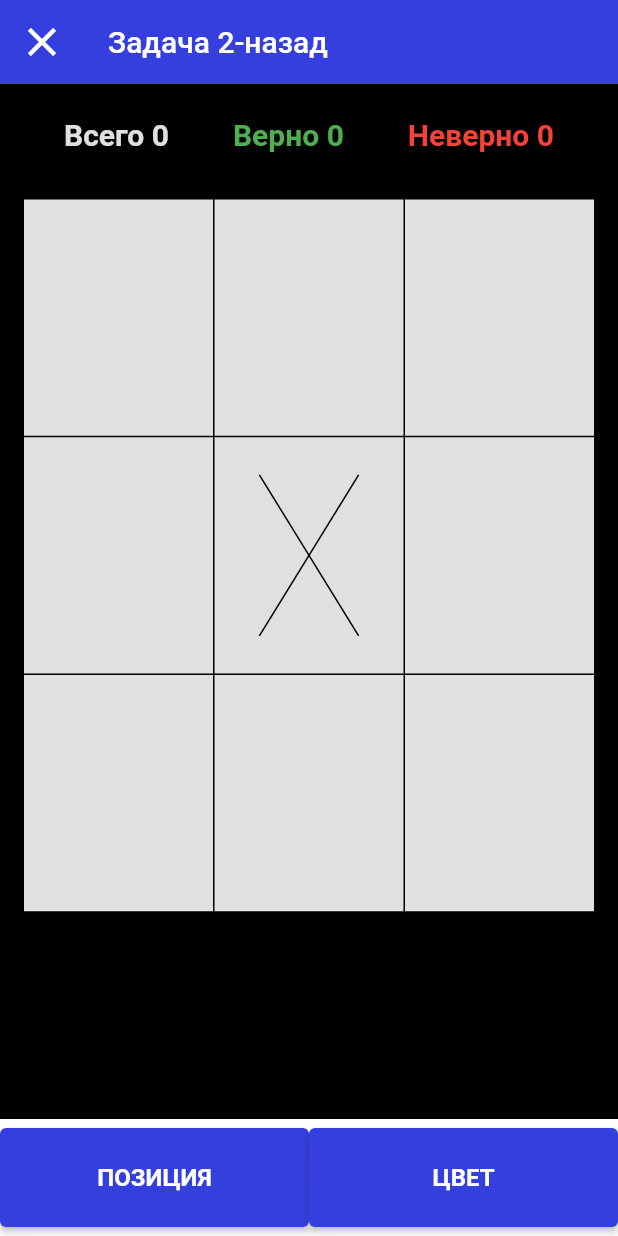
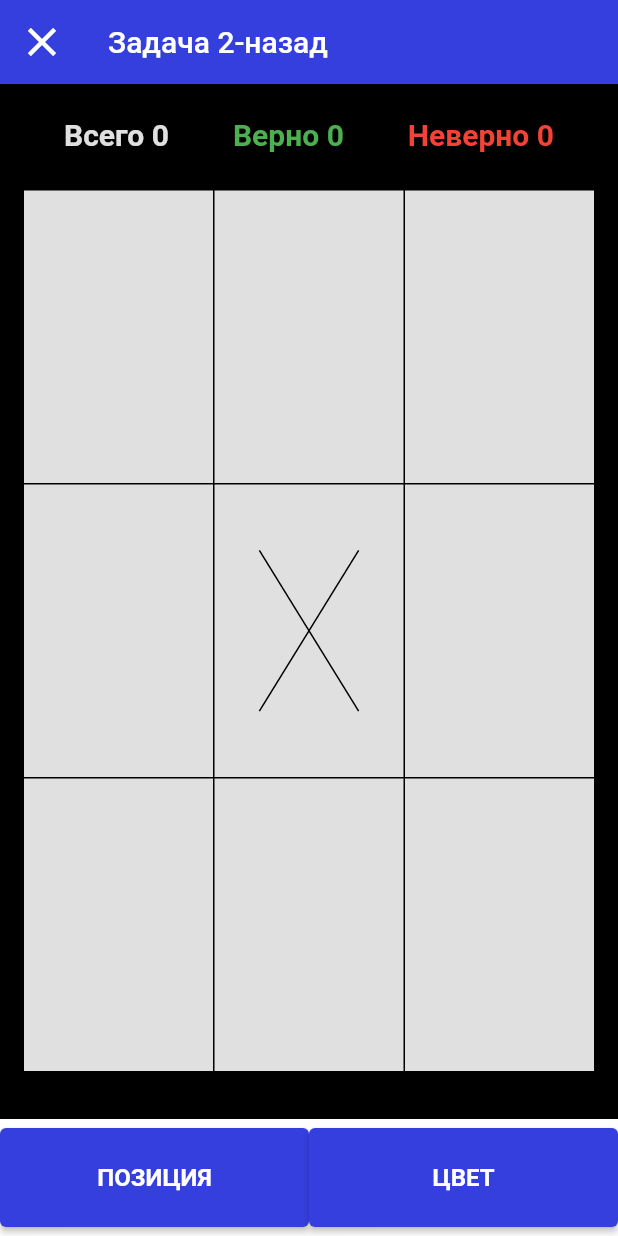
Before and after one commit to Eddie98/nbackflutter, a Flutter app: the screen it shows after launch, after a tap on the "arrow right" icon, on a phone screen of 412 x 824 dp. Run offline on Flutter 3.47's test engine with Material 2 defaults, Android fonts, the light colour scheme and no system bars; our stand-ins replace bloc, equatable, flutter_bloc; missing offline and left inert: ansicolor.

Commit message:
introdution screen appbar scroll effect

```diff
--- a/lib/constants/app_colors.dart
+++ b/lib/constants/app_colors.dart
@@ -2,4 +2,5 @@ import 'package:flutter/material.dart';
 
 class AppColors {
   static const Color themeColor = Color.fromARGB(255, 52, 63, 222);
+  static const Color mainBlackColor = Color.fromARGB(255, 0, 0, 0);
 }
--- a/lib/constants/app_constants.dart
+++ b/lib/constants/app_constants.dart
@@ -2,7 +2,7 @@ import 'package:flutter/material.dart';
 
 const double defaultHorPadding = 16.0;
 
-const int statePersistSecondsDuration = 2;
+const int statePersistMilliSecondsDuration = 1500;
 const int counterMaxLimit = 25;
 
 const List<Color> listOfColorsForRandomSelection = [
--- a/lib/main.dart
+++ b/lib/main.dart
@@ -25,7 +25,7 @@ class MyApp extends StatelessWidget {
           appBarTheme: const AppBarTheme(
             backgroundColor: AppColors.themeColor,
           ),
-          scaffoldBackgroundColor: Colors.black,
+          scaffoldBackgroundColor: AppColors.mainBlackColor,
         ),
         routes: Routes.routesMap,
         initialRoute: Routes.introdutionLink,
--- a/lib/view/screens/introdution/introdution.dart
+++ b/lib/view/screens/introdution/introdution.dart
@@ -15,7 +15,7 @@ class IntrodutionScreen extends StatelessWidget {
           SliverAppBar(
             pinned: true,
             snap: false,
-            floating: true,
+            floating: false,
             expandedHeight: size.height * .25,
             flexibleSpace: const FlexibleSpaceBar(
               title: Text(mainTitle),
@@ -25,7 +25,9 @@ class IntrodutionScreen extends StatelessWidget {
                 left: defaultHorPadding,
               ),
               background: DecoratedBox(
-                decoration: BoxDecoration(color: Colors.transparent),
+                decoration: BoxDecoration(
+                  color: AppColors.mainBlackColor,
+                ),
               ),
             ),
           ),
--- a/lib/view/screens/training/bloc/training_bloc.dart
+++ b/lib/view/screens/training/bloc/training_bloc.dart
@@ -18,6 +18,8 @@ class TrainingBloc extends Bloc<TrainingEvent, TrainingProccess> {
       list.last == list.reversed.elementAt(2);
 
   void trainingEventHandler(event, emit) {
+    if (event is TrainingInitialEvent) emit(const TrainingProccess());
+
     if (state.colors.length > 2 && state.positions.length > 2) {
       if (event is TrainingColorBtnClickEvent) {
         if (checkLastAndTwoPosBackEquality(state.colors)) {
--- a/lib/view/screens/training/bloc/training_event.dart
+++ b/lib/view/screens/training/bloc/training_event.dart
@@ -5,6 +5,10 @@ abstract class TrainingEvent extends Equatable {
 
   @override
   List<Object> get props => [];
+}
+
+class TrainingInitialEvent extends TrainingEvent {
+  const TrainingInitialEvent();
 }
 
 class TrainingStartEvent extends TrainingEvent {
--- a/lib/view/screens/training/training.dart
+++ b/lib/view/screens/training/training.dart
@@ -24,19 +24,21 @@ class _TrainingScreenState extends State<TrainingScreen> {
   void initState() {
     trainingBloc = context.read<TrainingBloc>();
 
+    trainingBloc.add(const TrainingInitialEvent());
     Timer.periodic(
-      const Duration(seconds: statePersistSecondsDuration + 1),
+      const Duration(milliseconds: statePersistMilliSecondsDuration + 1000),
       (Timer timer) {
         if (mounted) timerCallback(timer.tick);
       },
     );
+
     super.initState();
   }
 
   void timerCallback(int tick) async {
     trainingBloc.add(TrainingStartEvent(tick, isPause: false));
     await Future.delayed(
-      const Duration(seconds: statePersistSecondsDuration),
+      const Duration(milliseconds: statePersistMilliSecondsDuration),
     );
     trainingBloc.add(TrainingStartEvent(tick, isPause: true));
   }
@@ -78,23 +80,30 @@ class _TrainingScreenState extends State<TrainingScreen> {
           },
         ),
       ),
-      body: BlocConsumer<TrainingBloc, TrainingProccess>(
-        listenWhen: (oldState, newState) => newState.counter > counterMaxLimit,
+      body: SafeArea(
+        child: LayoutBuilder(
+          builder: (context, constraints) {
+            return BlocConsumer<TrainingBloc, TrainingProccess>(
+              listenWhen: (oldState, newState) =>
+                  newState.counter > counterMaxLimit,
               listener: (context, state) {
                 // TODO: Redirect to results screens
               },
-        buildWhen: (oldState, newState) => newState.counter <= counterMaxLimit,
+              buildWhen: (oldState, newState) =>
+                  newState.counter <= counterMaxLimit,
               builder: (context, state) {
                 return Column(
                   children: [
                     sizedBoxHeight(22.0),
                     CountersRowWidget(state),
-              sizedBoxHeight(32.0),
-              BoardWidget(state),
-              sizedBoxHeight(22.0),
+                    sizedBoxHeight(26.0),
+                    BoardWidget(state, constraints.maxHeight),
                   ],
                 );
               },
+            );
+          },
+        ),
       ),
     );
   }
--- a/lib/view/screens/training/widgets/board.dart
+++ b/lib/view/screens/training/widgets/board.dart
@@ -5,26 +5,28 @@ import '../bloc/training_bloc.dart';
 
 class BoardWidget extends StatelessWidget {
   final TrainingProccess state;
+  final double bodyHeight;
 
   const BoardWidget(
-    this.state, {
+    this.state,
+    this.bodyHeight, {
     Key? key,
   }) : super(key: key);
 
   @override
   Widget build(BuildContext context) {
-    final size = MediaQuery.of(context).size;
-
-    // TODO: aspect ratio exact
-    final double itemHeight = size.height / 3.2;
-    final double itemWidth = size.width / 2;
+    const spacingsHeight = 80.0; // bottom spacing absent - 32.0 - if overflow.
+    const countersHeight = 25.0;
+    final itemHeight = (bodyHeight - spacingsHeight - countersHeight) / 3;
 
     return Expanded(
-      child: GridView.count(
-        crossAxisCount: 3,
-        mainAxisSpacing: 1.0,
-        crossAxisSpacing: 1.0,
-        childAspectRatio: itemWidth / itemHeight,
+      child: GridView(
+        gridDelegate: SliverGridDelegateWithFixedCrossAxisCount(
+          crossAxisCount: 3,
+          mainAxisExtent: itemHeight,
+          mainAxisSpacing: 1.0,
+          crossAxisSpacing: 1.0,
+        ),
         padding: const EdgeInsets.symmetric(
           horizontal: defaultHorPadding,
         ),
```
Lines whose indentation alone changed are shown as unchanged.
